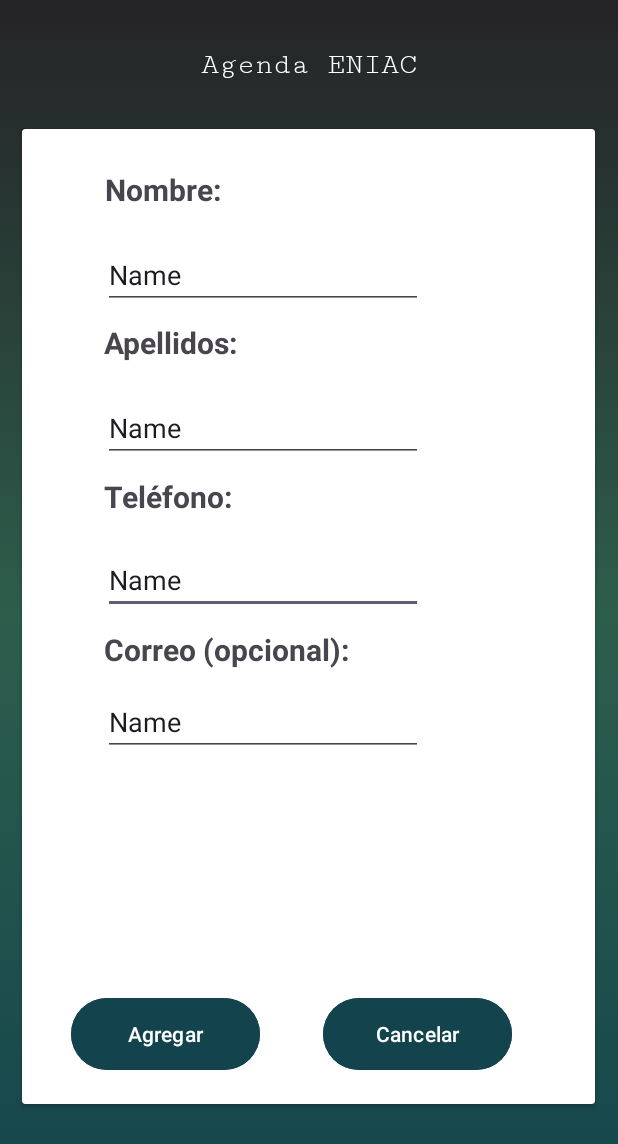
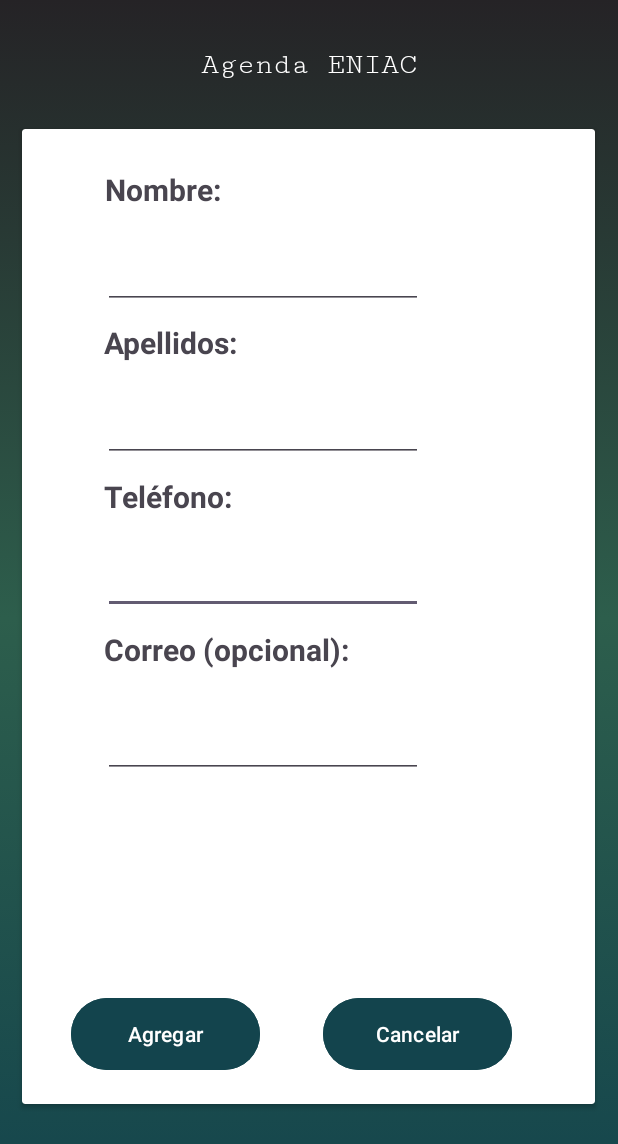
Before and after one commit to YercoCodeGreen/ProyectoAgendaContactosEniac, an Android app: the layout activity_agregar.xml on its own in the app's theme, with its tools: preview values and no code run, on a phone screen of 412 x 824 dp. Shown: the top 1144 px of the screen. Run offline under Robolectric (Android 15) with nearby library versions, the phone set to English and light mode, and no system bars.

```diff
--- a/app/src/main/res/layout/activity_agregar.xml
+++ b/app/src/main/res/layout/activity_agregar.xml
@@ -29,7 +29,6 @@
                 android:layout_height="wrap_content"
                 android:ems="10"
                 android:inputType="text"
-                android:text="Name"
                 app:layout_constraintBottom_toBottomOf="parent"
                 app:layout_constraintEnd_toEndOf="parent"
                 app:layout_constraintHorizontal_bias="0.319"
@@ -43,13 +42,12 @@
                 android:layout_height="wrap_content"
                 android:ems="10"
                 android:inputType="text"
-                android:text="Name"
                 app:layout_constraintBottom_toBottomOf="parent"
                 app:layout_constraintEnd_toEndOf="parent"
                 app:layout_constraintHorizontal_bias="0.319"
                 app:layout_constraintStart_toStartOf="parent"
                 app:layout_constraintTop_toTopOf="parent"
-                app:layout_constraintVertical_bias="0.618" />
+                app:layout_constraintVertical_bias="0.643" />
 
             <EditText
                 android:id="@+id/txtNombre"
@@ -57,7 +55,6 @@
                 android:layout_height="wrap_content"
                 android:ems="10"
                 android:inputType="text"
-                android:text="Name"
                 app:layout_constraintBottom_toBottomOf="parent"
                 app:layout_constraintEnd_toEndOf="parent"
                 app:layout_constraintHorizontal_bias="0.319"
@@ -153,7 +150,6 @@
                 android:layout_height="wrap_content"
                 android:ems="10"
                 android:inputType="text"
-                android:text="Name"
                 app:layout_constraintBottom_toBottomOf="parent"
                 app:layout_constraintEnd_toEndOf="parent"
                 app:layout_constraintHorizontal_bias="0.319"
```
Also changed, not shown: app/src/main/java/com/example/proyectoagendacontactoseniac/AgregarAct.java (+47 -6 lines).
